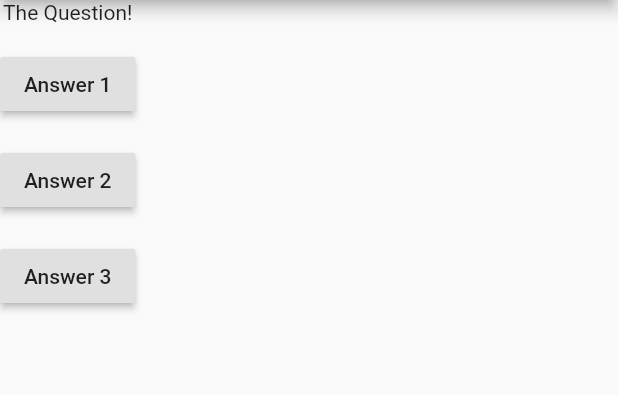
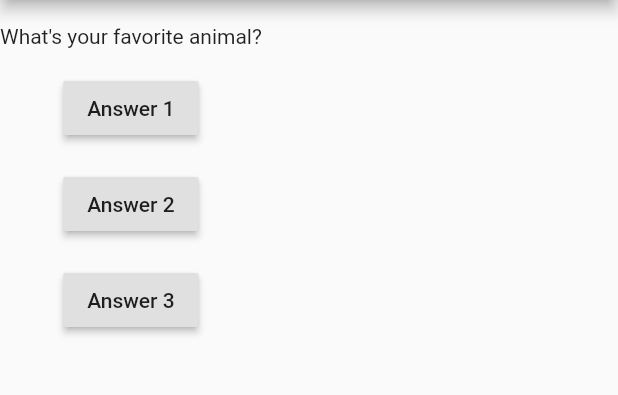
Before and after one commit to shinigamirex888/Quizee, a Flutter app: the screen it shows after launch, after a tap on "Answer 1", on a phone screen of 412 x 824 dp, the part 84-479 px from its top. Run offline on Flutter 3.47's test engine with Material 2 defaults, Android fonts, the phone set to English and light mode, and no system bars.

```diff
--- a/lib/main.dart
+++ b/lib/main.dart
@@ -4,13 +4,32 @@ void main() {
   runApp(MyApp());
 }
 
-class MyApp extends StatelessWidget {
+class MyApp extends StatefulWidget {
+  @override
+  State<StatefulWidget> createState() {
+    // TODO: implement createState
+    return MyAppState();
+  }
+}
+
+class MyAppState extends State<MyApp> {
+  var questionIndex = 0;
+
   void answerQuestion() {
-    print('Answer chosen!');
-  }//anonymous function be like ()=>print('Answer chosen!');
+    setState(() {
+          questionIndex += 1;
+        });
+    //questionIndex += 1;
+    print(questionIndex);
+  } //anonymous function be like ()=>print('Answer chosen!');
 
   @override
   Widget build(BuildContext context) {
+    var questions = [
+      'What\'s your favorite color?',
+      'What\'s your favorite animal?',
+    ];
+
     return MaterialApp(
       home: Scaffold(
         appBar: AppBar(
@@ -18,7 +37,8 @@ class MyApp extends StatelessWidget {
         ),
         body: Column(
           children: [
-            Text('The Question!'),
+            SizedBox(height: 16),
+            Text(questions[questionIndex]),
             SizedBox(height: 16),
             RaisedButton(
               child: Text("Answer 1"),
```
